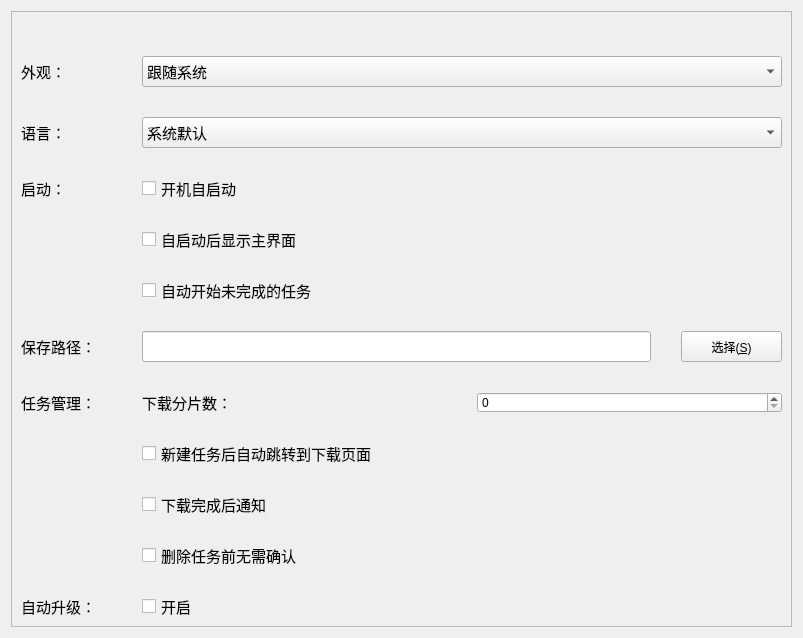
First picture: the form in src/SettingsBasicWidget.ui, repository L-Super/FlowD, before the edit.
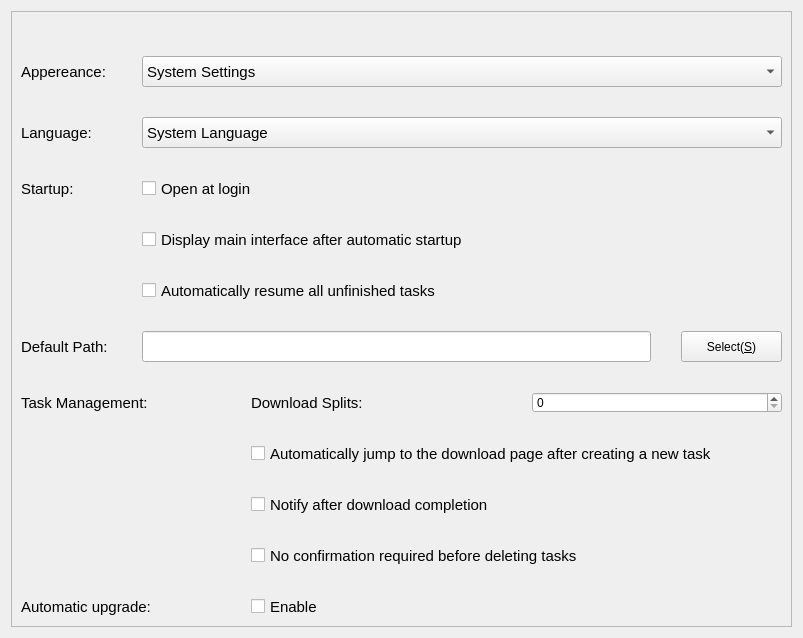
Second picture: the form after the edit.

Commit message: fix: change default ui to English

```diff
--- a/src/SettingsBasicWidget.ui
+++ b/src/SettingsBasicWidget.ui
@@ -74,7 +74,7 @@
                 </font>
                </property>
                <property name="text">
-                <string>外观：</string>
+                <string>Appereance:</string>
                </property>
               </widget>
              </item>
@@ -105,7 +105,7 @@
                </property>
                <item>
                 <property name="text">
-                 <string>跟随系统</string>
+                 <string>System Settings</string>
                 </property>
                </item>
                <item>
@@ -144,7 +144,7 @@
                 </font>
                </property>
                <property name="text">
-                <string>语言：</string>
+                <string>Language:</string>
                </property>
               </widget>
              </item>
@@ -163,7 +163,7 @@
                </property>
                <item>
                 <property name="text">
-                 <string>系统默认</string>
+                 <string>System Language</string>
                 </property>
                </item>
                <item>
@@ -209,7 +209,7 @@
                   </font>
                  </property>
                  <property name="text">
-                  <string>启动：</string>
+                  <string>Startup:</string>
                  </property>
                 </widget>
                </item>
@@ -253,7 +253,7 @@
                   </font>
                  </property>
                  <property name="text">
-                  <string>开机自启动</string>
+                  <string>Open at login</string>
                  </property>
                 </widget>
                </item>
@@ -277,7 +277,7 @@
                   </font>
                  </property>
                  <property name="text">
-                  <string>自启动后显示主界面</string>
+                  <string>Display main interface after automatic startup</string>
                  </property>
                 </widget>
                </item>
@@ -301,7 +301,7 @@
                   </font>
                  </property>
                  <property name="text">
-                  <string>自动开始未完成的任务</string>
+                  <string>Automatically resume all unfinished tasks</string>
                  </property>
                 </widget>
                </item>
@@ -331,7 +331,7 @@
                 </font>
                </property>
                <property name="text">
-                <string>保存路径：</string>
+                <string>Default Path:</string>
                </property>
               </widget>
              </item>
@@ -360,7 +360,7 @@
                 </size>
                </property>
                <property name="text">
-                <string>选择(&amp;S)</string>
+                <string>Select(&amp;S)</string>
                </property>
               </widget>
              </item>
@@ -380,7 +380,7 @@
                  </property>
                  <property name="maximumSize">
                   <size>
-                   <width>91</width>
+                   <width>200</width>
                    <height>21</height>
                   </size>
                  </property>
@@ -390,7 +390,7 @@
                   </font>
                  </property>
                  <property name="text">
-                  <string>任务管理：</string>
+                  <string>Task Management:</string>
                  </property>
                 </widget>
                </item>
@@ -436,7 +436,7 @@
                     </font>
                    </property>
                    <property name="text">
-                    <string>下载分片数：</string>
+                    <string>Download Splits:</string>
                    </property>
                   </widget>
                  </item>
@@ -478,7 +478,7 @@
                   </font>
                  </property>
                  <property name="text">
-                  <string>新建任务后自动跳转到下载页面</string>
+                  <string>Automatically jump to the download page after creating a new task</string>
                  </property>
                 </widget>
                </item>
@@ -502,7 +502,7 @@
                   </font>
                  </property>
                  <property name="text">
-                  <string>下载完成后通知</string>
+                  <string>Notify after download completion</string>
                  </property>
                 </widget>
                </item>
@@ -526,7 +526,7 @@
                   </font>
                  </property>
                  <property name="text">
-                  <string>删除任务前无需确认</string>
+                  <string>No confirmation required before deleting tasks</string>
                  </property>
                 </widget>
                </item>
@@ -540,13 +540,13 @@
               <widget class="QLabel" name="label_7">
                <property name="minimumSize">
                 <size>
-                 <width>91</width>
+                 <width>100</width>
                  <height>21</height>
                 </size>
                </property>
                <property name="maximumSize">
                 <size>
-                 <width>91</width>
+                 <width>200</width>
                  <height>21</height>
                 </size>
                </property>
@@ -556,7 +556,7 @@
                 </font>
                </property>
                <property name="text">
-                <string>自动升级：</string>
+                <string>Automatic upgrade:</string>
                </property>
               </widget>
              </item>
@@ -580,7 +580,7 @@
                 </font>
                </property>
                <property name="text">
-                <string>开启</string>
+                <string>Enable</string>
                </property>
               </widget>
              </item>
```
Left out of the diff: 6 changed lines with no effect on the pictures. The commit also changes 8 other files.
